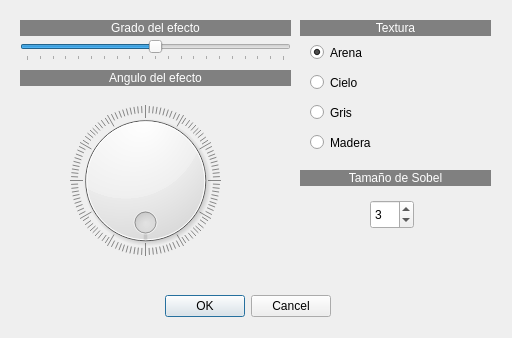
Old version of the form bajorelieve.ui in the repository neri-um/paint.
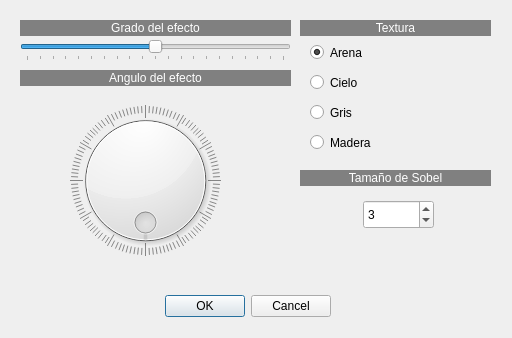
New version of the form.

```diff
--- a/bajorelieve.ui
+++ b/bajorelieve.ui
@@ -223,9 +223,9 @@
   <widget class="QSpinBox" name="spinBox">
    <property name="geometry">
     <rect>
-     <x>370</x>
+     <x>363</x>
      <y>200</y>
-     <width>44</width>
+     <width>71</width>
      <height>29</height>
     </rect>
    </property>
```
